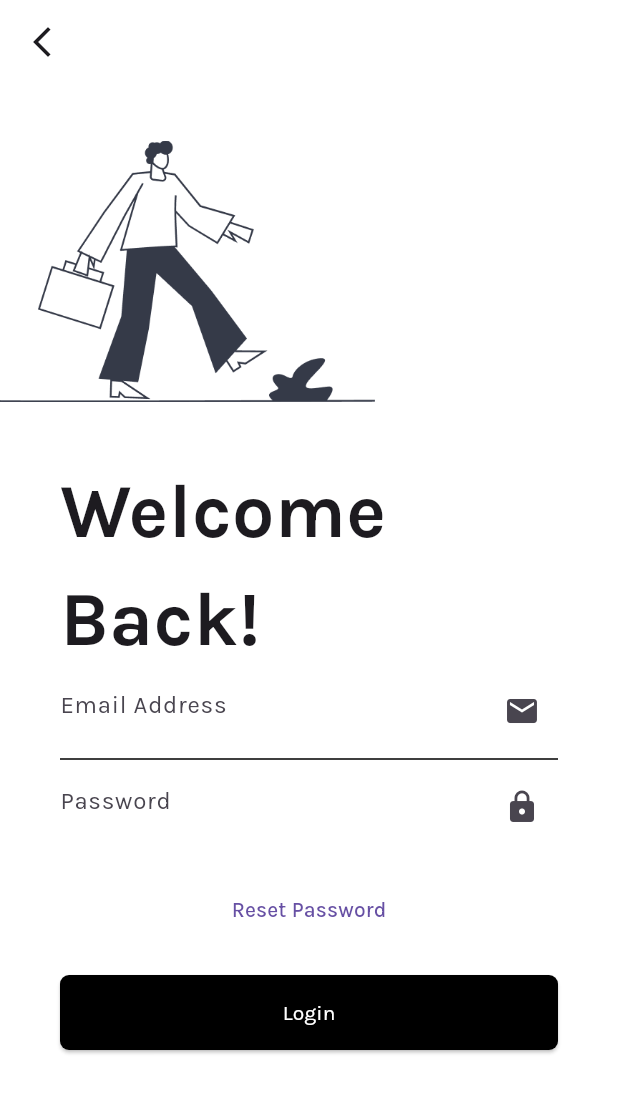
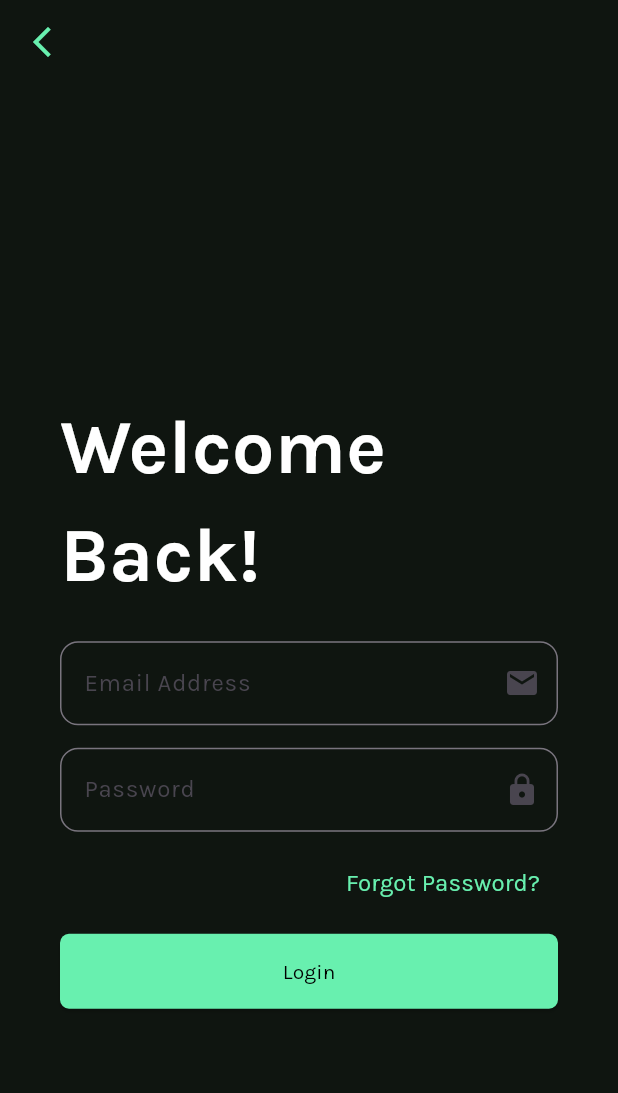
Before and after one commit to AbdElrhmanRezq/eyego_task, a Flutter app: the screen it shows after launch, after a tap on "Login", on a phone screen of 412 x 824 dp. Shown: the top 1093 px of the screen. Run offline on Flutter 3.47's test engine with Material 3 defaults, Android fonts, the phone set to English and light mode, and no system bars; our stand-ins replace bloc, dartz, dio, firebase_auth, firebase_core, flutter_bloc and 4 more; accounts and stored records are empty.

Commit message:
Changed UI

```diff
--- a/lib/consts.dart
+++ b/lib/consts.dart
@@ -1,4 +1,5 @@
 import 'package:flutter/material.dart';
 
-const Color kMainColor = Colors.black;
-const Color kBackground = Colors.white;
+const Color kBackground = Color(0xff0f1510);
+const Color kSecondaryColor = Color(0xff171c19);
+const Color kMainColor = Color(0xff68f0af);
--- a/lib/core/utils/styles.dart
+++ b/lib/core/utils/styles.dart
@@ -8,20 +8,21 @@ abstract class Styles {
   static const textStyle20 = TextStyle(
     fontSize: 20,
     fontWeight: FontWeight.w500,
-    color: Colors.black,
+    color: Colors.white,
   );
   static const textStyle30 = TextStyle(
     fontSize: 30,
     fontWeight: FontWeight.normal,
+    color: Colors.white,
   );
   static const textStyle14 = TextStyle(
     fontSize: 14,
     fontWeight: FontWeight.normal,
-    color: Colors.black,
+    color: Colors.white,
   );
   static const textStyle16 = TextStyle(
     fontSize: 16,
     fontWeight: FontWeight.normal,
-    color: Colors.black,
+    color: Colors.white,
   );
 }
--- a/lib/core/widgets/app_button.dart
+++ b/lib/core/widgets/app_button.dart
@@ -29,7 +29,7 @@ class AppButton extends StatelessWidget {
 
         child: Text(
           text,
-          style: Styles.textStyle14.copyWith(color: Colors.white),
+          style: Styles.textStyle14.copyWith(color: Colors.black),
         ),
       ),
     );
--- a/lib/core/widgets/simple_app_bar.dart
+++ b/lib/core/widgets/simple_app_bar.dart
@@ -1,3 +1,4 @@
+import 'package:eyego_task/consts.dart';
 import 'package:eyego_task/core/utils/styles.dart';
 import 'package:flutter/material.dart';
 import 'package:go_router/go_router.dart';
@@ -9,12 +10,12 @@ class SimpleAppBar extends StatelessWidget implements PreferredSizeWidget {
   @override
   Widget build(BuildContext context) {
     return AppBar(
-      backgroundColor: Colors.transparent,
+      backgroundColor: kBackground,
       leading: IconButton(
         onPressed: () {
           GoRouter.of(context).pop();
         },
-        icon: Icon(Icons.arrow_back_ios_new),
+        icon: Icon(Icons.arrow_back_ios_new, color: kMainColor),
       ),
       title: title != null
           ? Text(
--- a/lib/features/auth/presentation/screens/widgets/init_screen_bar.dart
+++ b/lib/features/auth/presentation/screens/widgets/init_screen_bar.dart
@@ -27,7 +27,7 @@ class InitScreenBar extends StatelessWidget {
             child: Center(
               child: Text(
                 "Login",
-                style: Styles.textStyle16.copyWith(color: Colors.white),
+                style: Styles.textStyle16.copyWith(color: Colors.black),
               ),
             ),
           ),
--- a/lib/features/auth/presentation/screens/widgets/init_screen_body.dart
+++ b/lib/features/auth/presentation/screens/widgets/init_screen_body.dart
@@ -16,16 +16,7 @@ class InitScreenBody extends StatelessWidget {
         mainAxisAlignment: MainAxisAlignment.center,
         crossAxisAlignment: CrossAxisAlignment.start,
         children: [
-          Align(
-            alignment: Alignment.centerRight,
-            child: Image.asset(
-              AssetsData.person2,
-              width: 300,
-              height: 300,
-              alignment: Alignment.bottomLeft,
-            ),
-          ),
-
+          //Image.asset('assets/images/init.gif', width: 150, height: 150),
           Padding(
             padding: const EdgeInsets.symmetric(horizontal: 40, vertical: 50),
             child: Column(
--- a/lib/features/auth/presentation/screens/widgets/login_screen_body.dart
+++ b/lib/features/auth/presentation/screens/widgets/login_screen_body.dart
@@ -2,6 +2,7 @@ import 'package:eyego_task/consts.dart';
 import 'package:eyego_task/core/utils/app_router.dart';
 import 'package:eyego_task/core/utils/assets.dart';
 import 'package:eyego_task/core/utils/functions/empty_validator.dart';
+import 'package:eyego_task/core/utils/styles.dart';
 import 'package:eyego_task/core/widgets/app_button.dart';
 import 'package:eyego_task/features/auth/presentation/cubit/auth_cubit/auth_cubit.dart';
 import 'package:eyego_task/features/auth/presentation/screens/widgets/text_field.dart';
@@ -33,28 +34,33 @@ class _LoginScreenBodyState extends State<LoginScreenBody> {
     return Form(
       key: _key,
       child: SingleChildScrollView(
+        child: ConstrainedBox(
+          constraints: BoxConstraints(
+            minHeight: MediaQuery.of(context).size.height,
+          ),
+          child: Padding(
+            padding: const EdgeInsets.symmetric(horizontal: 40),
             child: Column(
               mainAxisAlignment: MainAxisAlignment.center,
               crossAxisAlignment: CrossAxisAlignment.start,
               children: [
-            Image.asset(AssetsData.person1, width: 250, height: 250),
-
-            Padding(
-              padding: const EdgeInsets.symmetric(horizontal: 40),
-              child: Column(
-                children: [
                 Text(
                   "Welcome Back!",
-                    style: TextStyle(fontSize: 50, fontWeight: FontWeight.bold),
+                  style: TextStyle(
+                    fontSize: 50,
+                    fontWeight: FontWeight.bold,
+                    color: Colors.white,
+                  ),
                   textAlign: TextAlign.start,
                 ),
+                SizedBox(height: 20),
                 CustomTextFormField(
                   hintText: "Email Address",
                   icon: Icons.email,
                   controller: emailController,
                   validator: emptyValidator("Email Address"),
                 ),
-                  Divider(color: Colors.black),
+                SizedBox(height: 15),
                 CustomTextFormField(
                   hintText: "Password",
                   icon: Icons.lock,
@@ -62,14 +68,20 @@ class _LoginScreenBodyState extends State<LoginScreenBody> {
 
                   validator: emptyValidator("Password"),
                 ),
-                  SizedBox(height: 20),
-                  TextButton(
+                SizedBox(height: 10),
+                Align(
+                  alignment: Alignment.centerRight,
+                  child: TextButton(
                     onPressed: () {
                       GoRouter.of(context).push(AppRouter.kResetPasswordRoute);
                     },
-                    child: Text("Reset Password"),
+                    child: Text(
+                      "Forgot Password?",
+                      style: Styles.textStyle16.copyWith(color: kMainColor),
                     ),
-                  SizedBox(height: 20),
+                  ),
+                ),
+                SizedBox(height: 10),
 
                 BlocConsumer<AuthCubit, AuthState>(
                   builder: (context, state) {
@@ -98,9 +110,7 @@ class _LoginScreenBodyState extends State<LoginScreenBody> {
                       ).showSnackBar(SnackBar(content: Text(state.message)));
                     } else if (state is AuthSuccess) {
                       ScaffoldMessenger.of(context).showSnackBar(
-                          SnackBar(
-                            content: Text(state.user.user?.email ?? ' '),
-                          ),
+                        SnackBar(content: Text(state.user.user?.email ?? ' ')),
                       );
                     }
                   },
@@ -108,7 +118,6 @@ class _LoginScreenBodyState extends State<LoginScreenBody> {
               ],
             ),
           ),
-          ],
         ),
       ),
     );
--- a/lib/features/auth/presentation/screens/widgets/reset_password_screen_body.dart
+++ b/lib/features/auth/presentation/screens/widgets/reset_password_screen_body.dart
@@ -30,21 +30,29 @@ class _ResetPasswordScreenBodyState extends State<ResetPasswordScreenBody> {
     return Form(
       key: _key,
       child: SingleChildScrollView(
+        child: ConstrainedBox(
+          constraints: BoxConstraints(
+            minHeight: MediaQuery.of(context).size.height,
+          ),
           child: Column(
             mainAxisAlignment: MainAxisAlignment.center,
             crossAxisAlignment: CrossAxisAlignment.start,
             children: [
-            Image.asset(AssetsData.person1, width: 250, height: 250),
-
               Padding(
                 padding: const EdgeInsets.symmetric(horizontal: 40),
                 child: Column(
                   children: [
                     Text(
                       "Reset Password",
-                    style: TextStyle(fontSize: 50, fontWeight: FontWeight.bold),
+                      style: TextStyle(
+                        fontSize: 50,
+                        fontWeight: FontWeight.bold,
+                        color: Colors.white,
+                      ),
                       textAlign: TextAlign.start,
                     ),
+                    SizedBox(height: 20),
+
                     CustomTextFormField(
                       hintText: "Email Address",
                       icon: Icons.email,
@@ -78,9 +86,9 @@ class _ResetPasswordScreenBodyState extends State<ResetPasswordScreenBody> {
                       },
                       listener: (BuildContext context, AuthState state) {
                         if (state is AuthError) {
-                        ScaffoldMessenger.of(
-                          context,
-                        ).showSnackBar(SnackBar(content: Text(state.message)));
+                          ScaffoldMessenger.of(context).showSnackBar(
+                            SnackBar(content: Text(state.message)),
+                          );
                         }
                       },
                     ),
@@ -90,6 +98,7 @@ class _ResetPasswordScreenBodyState extends State<ResetPasswordScreenBody> {
             ],
           ),
         ),
+      ),
     );
   }
 }
--- a/lib/features/auth/presentation/screens/widgets/signup_screen_body.dart
+++ b/lib/features/auth/presentation/screens/widgets/signup_screen_body.dart
@@ -32,12 +32,14 @@ class _SignupScreenBodyState extends State<SignupScreenBody> {
     return Form(
       key: _key,
       child: SingleChildScrollView(
+        child: ConstrainedBox(
+          constraints: BoxConstraints(
+            minHeight: MediaQuery.of(context).size.height,
+          ),
           child: Column(
             mainAxisAlignment: MainAxisAlignment.center,
             crossAxisAlignment: CrossAxisAlignment.start,
             children: [
-            Image.asset(AssetsData.person1, width: 250, height: 250),
-
               Padding(
                 padding: const EdgeInsets.symmetric(horizontal: 40),
                 child: Column(
@@ -49,6 +51,7 @@ class _SignupScreenBodyState extends State<SignupScreenBody> {
                         style: TextStyle(
                           fontSize: 50,
                           fontWeight: FontWeight.bold,
+                          color: Colors.white,
                         ),
                       ),
                     ),
@@ -90,9 +93,9 @@ class _SignupScreenBodyState extends State<SignupScreenBody> {
                       },
                       listener: (BuildContext context, AuthState state) {
                         if (state is AuthError) {
-                        ScaffoldMessenger.of(
-                          context,
-                        ).showSnackBar(SnackBar(content: Text(state.message)));
+                          ScaffoldMessenger.of(context).showSnackBar(
+                            SnackBar(content: Text(state.message)),
+                          );
                         }
                       },
                     ),
@@ -102,6 +105,7 @@ class _SignupScreenBodyState extends State<SignupScreenBody> {
             ],
           ),
         ),
+      ),
     );
   }
 }
--- a/lib/features/auth/presentation/screens/widgets/text_field.dart
+++ b/lib/features/auth/presentation/screens/widgets/text_field.dart
@@ -1,3 +1,5 @@
+import 'package:eyego_task/consts.dart';
+import 'package:eyego_task/core/utils/styles.dart';
 import 'package:flutter/material.dart';
 
 class CustomTextFormField extends StatelessWidget {
@@ -20,9 +22,13 @@ class CustomTextFormField extends StatelessWidget {
       decoration: InputDecoration(
         hintText: hintText,
         suffixIcon: Icon(icon),
-        border: InputBorder.none,
-        errorStyle: TextStyle(color: Colors.red, fontSize: 14),
+        border: OutlineInputBorder(borderRadius: BorderRadius.circular(12)),
+        focusedBorder: OutlineInputBorder(
+          borderRadius: BorderRadius.circular(12),
+          borderSide: BorderSide(color: kMainColor),
+        ),
       ),
+      style: Styles.textStyle16,
       validator: validator,
       controller: controller,
       obscureText: hintText == 'Password',
--- a/lib/main.dart
+++ b/lib/main.dart
@@ -35,6 +35,11 @@ class Eyego extends StatelessWidget {
         theme: ThemeData(
           textTheme: GoogleFonts.karlaTextTheme(),
           scaffoldBackgroundColor: kBackground,
+          primaryColor: kMainColor,
+          textSelectionTheme: TextSelectionThemeData(
+            cursorColor: kMainColor,
+            selectionHandleColor: kMainColor,
+          ),
         ),
       ),
     );
```
Lines whose indentation alone changed are shown as unchanged.
